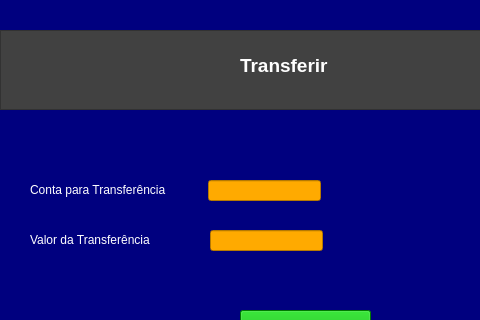
The window that Projeto_Conta/telas.ui/transferir.ui (elievelton/Git) describes before a commit, drawn with Qt 5; both pictures show x 0 to 480 and y 0 to 320 of the 640 by 480 pixel window.
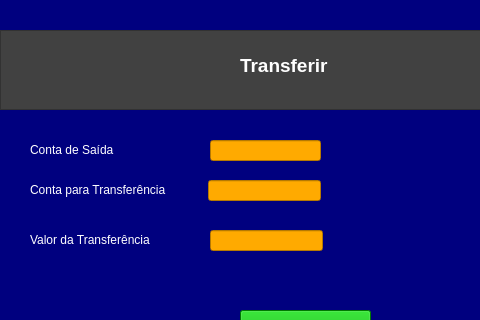
The same window after the commit.

Diff of the .ui file:
```diff
--- a/Projeto_Conta/telas.ui/transferir.ui
+++ b/Projeto_Conta/telas.ui/transferir.ui
@@ -160,6 +160,36 @@
      </property>
     </widget>
    </widget>
+   <widget class="QLineEdit" name="lineEdit_3">
+    <property name="geometry">
+     <rect>
+      <x>210</x>
+      <y>140</y>
+      <width>111</width>
+      <height>21</height>
+     </rect>
+    </property>
+    <property name="styleSheet">
+     <string notr="true">background-color: rgb(255, 170, 0);
+color: rgb(0, 0, 0);</string>
+    </property>
+   </widget>
+   <widget class="QLabel" name="label_4">
+    <property name="geometry">
+     <rect>
+      <x>30</x>
+      <y>140</y>
+      <width>121</width>
+      <height>20</height>
+     </rect>
+    </property>
+    <property name="styleSheet">
+     <string notr="true">color: rgb(255, 255, 255);</string>
+    </property>
+    <property name="text">
+     <string>Conta de Saída</string>
+    </property>
+   </widget>
   </widget>
   <widget class="QStatusBar" name="statusbar"/>
  </widget>
```
